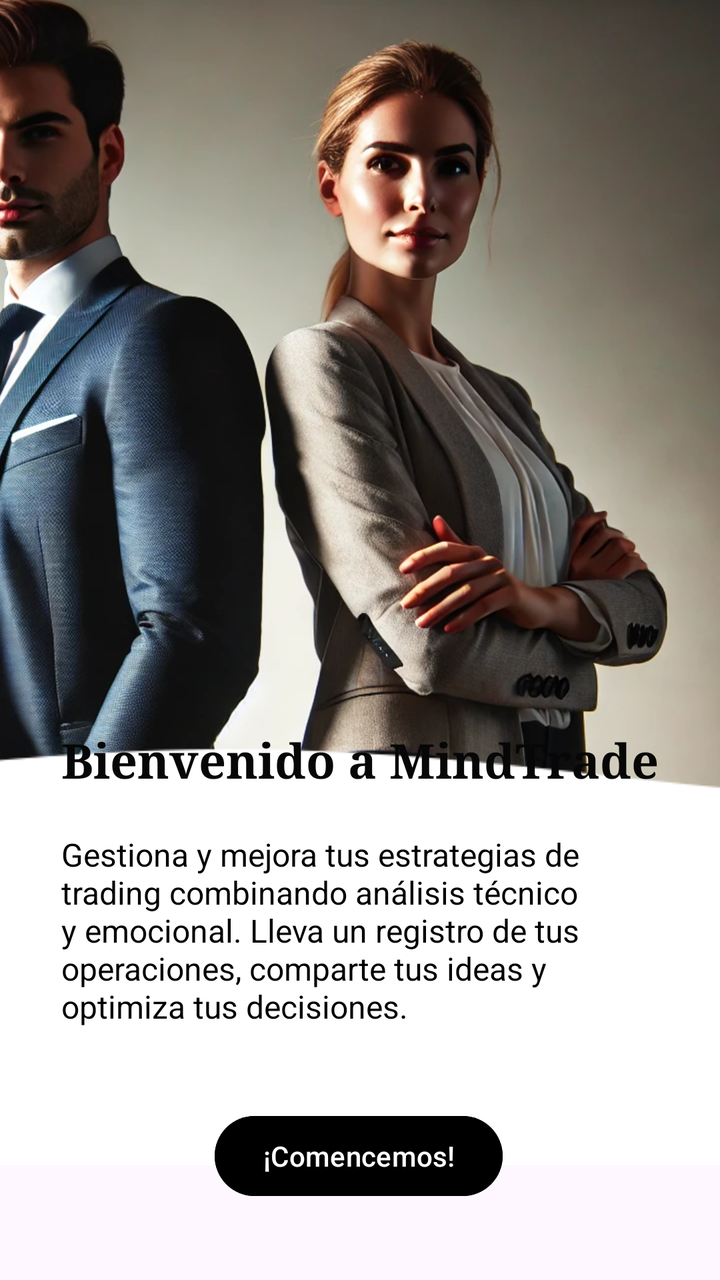
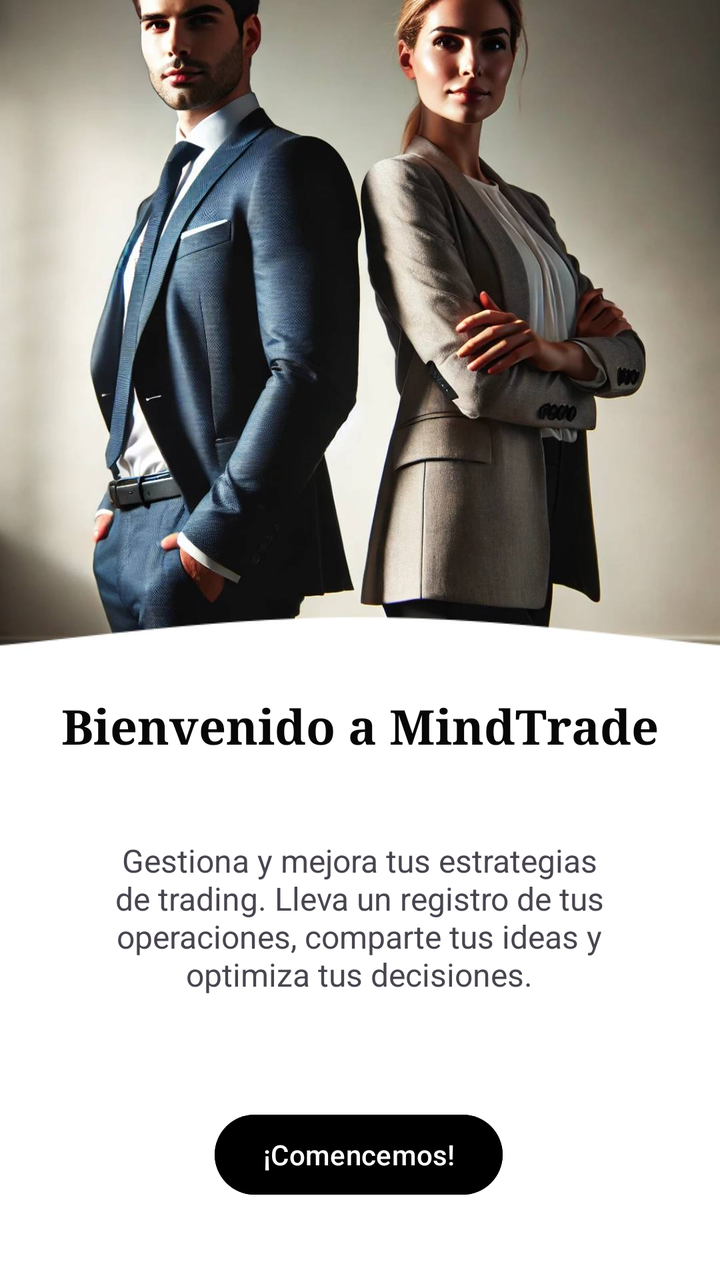

Screens rendered from an Android XML layout before and after an edit, with the pre-edit source and the edit as a unified diff.
<!-- AndroidManifest.xml: application theme Theme.MindTrade -->
<!-- res/layout/activity_welcome.xml -->
<?xml version="1.0" encoding="utf-8"?>
<androidx.constraintlayout.widget.ConstraintLayout
    xmlns:android="http://schemas.android.com/apk/res/android"
    xmlns:app="http://schemas.android.com/apk/res-auto"
    xmlns:tools="http://schemas.android.com/tools"
    android:id="@+id/main"
    android:layout_width="match_parent"
    android:layout_height="match_parent"
    tools:context=".welcome_activity">

    <ImageView
        android:id="@+id/Traders"
        android:layout_width="528dp"
        android:layout_height="508dp"
        android:layout_marginBottom="196dp"
        android:contentDescription="@string/traders_image_description"
        app:layout_constraintBottom_toBottomOf="parent"
        app:layout_constraintEnd_toEndOf="parent"
        app:layout_constraintHorizontal_bias="0.789"
        app:layout_constraintStart_toStartOf="parent"
        app:layout_constraintTop_toTopOf="parent"
        app:layout_constraintVertical_bias="0.0"
        app:srcCompat="@drawable/tradersfondo" />

    <ImageView
        android:id="@+id/Máscara"
        android:layout_width="492dp"
        android:layout_height="611dp"
        android:contentDescription="@string/mascara_image_description"
        app:layout_constraintBottom_toBottomOf="parent"
        app:layout_constraintEnd_toEndOf="parent"
        app:layout_constraintTop_toTopOf="parent"
        app:layout_constraintVertical_bias="0.293"
        app:srcCompat="@drawable/curva" />

    <TextView
        android:id="@+id/Welcome"
        android:contentDescription="@string/welcome_TextView_description"
        android:layout_width="wrap_content"
        android:layout_height="wrap_content"
        android:fontFamily="serif"
        android:text="@string/welcome_TextView_description"
        android:textAppearance="@style/TextAppearance.AppCompat.Body1"
        android:textColor="#070707"
        android:textSize="24sp"
        android:textStyle="bold"
        android:typeface="normal"
        app:layout_constraintBottom_toBottomOf="parent"
        app:layout_constraintEnd_toEndOf="parent"
        app:layout_constraintStart_toStartOf="parent"
        app:layout_constraintTop_toTopOf="@+id/Máscara"
        app:layout_constraintVertical_bias="0.593" />

    <TextView
        android:id="@+id/TextoPresentación"
        android:layout_width="298dp"
        android:layout_height="134dp"
        android:contentDescription="@string/presentation_TextView"
        android:text="@string/presentation_TextView"
        android:textAlignment="viewStart"
        android:textSize="16sp"
        app:layout_constraintBottom_toBottomOf="parent"
        app:layout_constraintEnd_toEndOf="parent"
        app:layout_constraintHorizontal_bias="0.494"
        app:layout_constraintStart_toStartOf="parent"
        app:layout_constraintTop_toBottomOf="@+id/Welcome"
        app:layout_constraintVertical_bias="0.181"
        tools:ignore="TextSizeCheck" />

    <Button
        android:id="@+id/startbutton"
        android:layout_width="wrap_content"
        android:layout_height="wrap_content"
        android:contentDescription="@string/getStart_TextView"
        android:text="@string/getStart_TextView"
        android:textColor="#FFFFFF"
        android:backgroundTint="#000000"
        app:iconTint="#FFFFFF"
        app:layout_constraintBottom_toBottomOf="parent"
        app:layout_constraintEnd_toEndOf="parent"
        app:layout_constraintHorizontal_bias="0.497"
        app:layout_constraintStart_toStartOf="parent"
        app:layout_constraintTop_toBottomOf="@+id/TextoPresentación"
        app:layout_constraintVertical_bias="0.091"
        app:rippleColor="#FFFFFF" />

    

</androidx.constraintlayout.widget.ConstraintLayout>
<!-- resources referenced by this layout -->
<resources>
  <!-- drawable curva: png bitmap (drawable, 3272 bytes) -->
  <!-- drawable tradersfondo: png bitmap (drawable, 213652 bytes) -->
  <string name="getStart_TextView" translatable="false">¡Comencemos!</string>
  <string name="mascara_image_description" translatable="false">Fondo Blanco</string>
  <string name="presentation_TextView" translatable="false">Gestiona y mejora tus estrategias de trading combinando análisis técnico y emocional. Lleva un registro de tus operaciones, comparte tus ideas y optimiza tus decisiones.</string>
  <string name="traders_image_description" translatable="false">Imagen de dos traders en la pantalla de bienvenida</string>
  <string name="welcome_TextView_description" translatable="false">Bienvenido a MindTrade</string>
  <style name="Theme.MindTrade" parent="Base.Theme.MindTrade" />
  <style name="Base.Theme.MindTrade" parent="Theme.Material3.DayNight.NoActionBar">
          
  
          
          <item name="android:statusBarColor">@color/black</item>
  
          
          <item name="android:windowLightStatusBar">false</item>
  
          
          <item name="android:textColor">@color/black</item> 
          <item name="android:textColorHint">@color/gray_dark</item> 
      </style>
  <color name="black">#FF000000</color>
  <color name="gray_dark">#666666</color>
</resources>

<!-- the commit's change to res/layout/activity_welcome.xml (unified diff, before → after) -->
@@ -6,38 +6,29 @@
     android:id="@+id/main"
     android:layout_width="match_parent"
     android:layout_height="match_parent"
-    tools:context=".welcome_activity">
+    android:background="@color/white"
+    tools:context=".Welcome_Activity">
+
 
     <ImageView
         android:id="@+id/Traders"
-        android:layout_width="528dp"
-        android:layout_height="508dp"
-        android:layout_marginBottom="196dp"
+        android:layout_width="0dp"
+        android:layout_height="0dp"
+        android:layout_marginTop="-75dp"
         android:contentDescription="@string/traders_image_description"
         app:layout_constraintBottom_toBottomOf="parent"
         app:layout_constraintEnd_toEndOf="parent"
-        app:layout_constraintHorizontal_bias="0.789"
+        app:layout_constraintHorizontal_bias="0.0"
         app:layout_constraintStart_toStartOf="parent"
         app:layout_constraintTop_toTopOf="parent"
         app:layout_constraintVertical_bias="0.0"
-        app:srcCompat="@drawable/tradersfondo" />
-
-    <ImageView
-        android:id="@+id/Máscara"
-        android:layout_width="492dp"
-        android:layout_height="611dp"
-        android:contentDescription="@string/mascara_image_description"
-        app:layout_constraintBottom_toBottomOf="parent"
-        app:layout_constraintEnd_toEndOf="parent"
-        app:layout_constraintTop_toTopOf="parent"
-        app:layout_constraintVertical_bias="0.293"
-        app:srcCompat="@drawable/curva" />
+        app:srcCompat="@drawable/bienvenida" />
 
     <TextView
         android:id="@+id/Welcome"
-        android:contentDescription="@string/welcome_TextView_description"
         android:layout_width="wrap_content"
         android:layout_height="wrap_content"
+        android:contentDescription="@string/welcome_TextView_description"
         android:fontFamily="serif"
         android:text="@string/welcome_TextView_description"
         android:textAppearance="@style/TextAppearance.AppCompat.Body1"
@@ -48,40 +39,39 @@
         app:layout_constraintBottom_toBottomOf="parent"
         app:layout_constraintEnd_toEndOf="parent"
         app:layout_constraintStart_toStartOf="parent"
-        app:layout_constraintTop_toTopOf="@+id/Máscara"
-        app:layout_constraintVertical_bias="0.593" />
+        app:layout_constraintTop_toTopOf="parent"
+        app:layout_constraintVertical_bias="0.571" />
 
     <TextView
         android:id="@+id/TextoPresentación"
         android:layout_width="298dp"
         android:layout_height="134dp"
+        android:layout_marginTop="40dp"
         android:contentDescription="@string/presentation_TextView"
         android:text="@string/presentation_TextView"
-        android:textAlignment="viewStart"
+        android:textAlignment="center"
         android:textSize="16sp"
-        app:layout_constraintBottom_toBottomOf="parent"
         app:layout_constraintEnd_toEndOf="parent"
         app:layout_constraintHorizontal_bias="0.494"
         app:layout_constraintStart_toStartOf="parent"
         app:layout_constraintTop_toBottomOf="@+id/Welcome"
-        app:layout_constraintVertical_bias="0.181"
         tools:ignore="TextSizeCheck" />
 
     <Button
         android:id="@+id/startbutton"
         android:layout_width="wrap_content"
         android:layout_height="wrap_content"
+        android:backgroundTint="#000000"
         android:contentDescription="@string/getStart_TextView"
         android:text="@string/getStart_TextView"
         android:textColor="#FFFFFF"
-        android:backgroundTint="#000000"
         app:iconTint="#FFFFFF"
         app:layout_constraintBottom_toBottomOf="parent"
         app:layout_constraintEnd_toEndOf="parent"
         app:layout_constraintHorizontal_bias="0.497"
         app:layout_constraintStart_toStartOf="parent"
         app:layout_constraintTop_toBottomOf="@+id/TextoPresentación"
-        app:layout_constraintVertical_bias="0.091"
+        app:layout_constraintVertical_bias="0.0"
         app:rippleColor="#FFFFFF" />
 
     
<!-- resource entries referenced after the edit -->
@@ -1,10 +1,9 @@
 <!-- resources referenced by this layout -->
 <resources>
-  <!-- drawable curva: png bitmap (drawable, 3272 bytes) -->
-  <!-- drawable tradersfondo: png bitmap (drawable, 213652 bytes) -->
+  <color name="white">#FFFFFFFF</color>
+  <!-- drawable bienvenida: jpg bitmap (drawable, 100762 bytes) -->
   <string name="getStart_TextView" translatable="false">¡Comencemos!</string>
-  <string name="mascara_image_description" translatable="false">Fondo Blanco</string>
-  <string name="presentation_TextView" translatable="false">Gestiona y mejora tus estrategias de trading combinando análisis técnico y emocional. Lleva un registro de tus operaciones, comparte tus ideas y optimiza tus decisiones.</string>
+  <string name="presentation_TextView" translatable="false">Gestiona y mejora tus estrategias de trading. Lleva un registro de tus operaciones, comparte tus ideas y optimiza tus decisiones.</string>
   <string name="traders_image_description" translatable="false">Imagen de dos traders en la pantalla de bienvenida</string>
   <string name="welcome_TextView_description" translatable="false">Bienvenido a MindTrade</string>
   <style name="Theme.MindTrade" parent="Base.Theme.MindTrade" />
@@ -16,12 +15,7 @@
   
           
           <item name="android:windowLightStatusBar">false</item>
-  
-          
-          <item name="android:textColor">@color/black</item> 
-          <item name="android:textColorHint">@color/gray_dark</item> 
       </style>
-  <color name="black">#FF000000</color>
-  <color name="gray_dark">#666666</color>
+  <color name="black">#000000</color>
 </resources>
 
